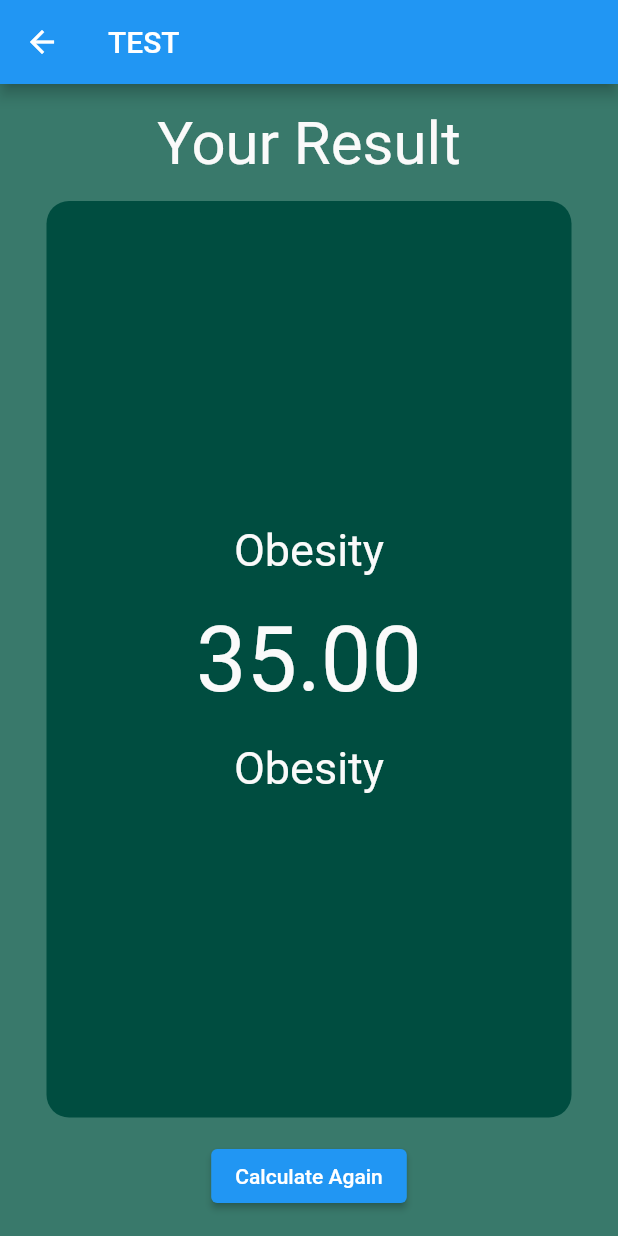
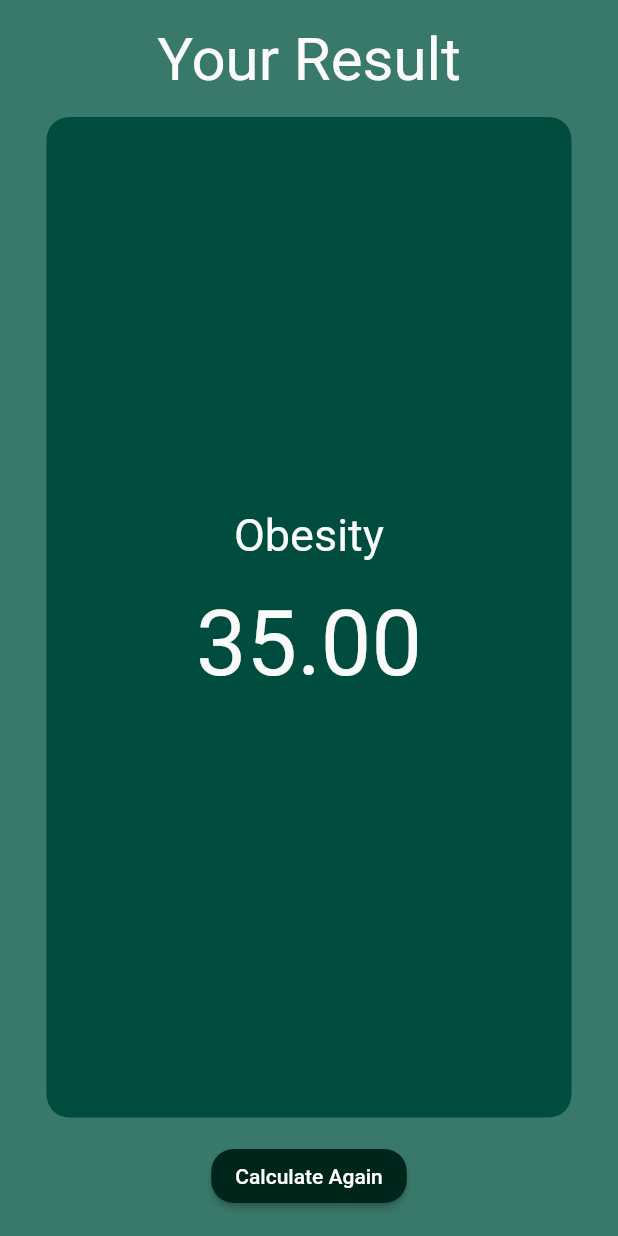
Before and after one commit to chakkapong1999/BMI-Calculator-Flutter, a Flutter app: the screen it shows after launch, after a tap on "CALCULATE", on a phone screen of 412 x 824 dp. Run offline on Flutter 3.47's test engine with Material 2 defaults, Android fonts, the phone set to English and light mode, and no system bars.

Commit message:
refactor code

```diff
--- a/lib/main.dart
+++ b/lib/main.dart
@@ -98,7 +98,7 @@ class _HomePageState extends State<HomePage> {
       text = "Underweight";
     }
 
-    showDialog(
+    /*showDialog(
       context: context,
       builder: (context) => AlertDialog(
         title: Row(
@@ -115,7 +115,7 @@ class _HomePageState extends State<HomePage> {
           )
         ],
       ),
-    );
+    );*/
   }
 
   Expanded buildAge() {
--- a/lib/result.dart
+++ b/lib/result.dart
@@ -11,9 +11,6 @@ class Result extends StatelessWidget {
   @override
   Widget build(BuildContext context) {
     return Scaffold(
-      appBar: AppBar(
-        title: const Text("TEST"),
-      ),
       body: SafeArea(
         child: Container(
           padding: const EdgeInsets.all(16),
@@ -45,11 +42,6 @@ class Result extends StatelessWidget {
                                     color: Myconstant.white, fontSize: 60),
                               ),
                               const SizedBox(height: 20),
-                              Text(
-                                result,
-                                style: const TextStyle(
-                                    color: Myconstant.white, fontSize: 30),
-                              ),
                             ],
                           ),
                         ),
@@ -57,7 +49,15 @@ class Result extends StatelessWidget {
                     ],
                   ),
                 ),
-                ElevatedButton(onPressed: () {}, child: Text("Calculate Again"))
+                ElevatedButton(
+                    style: ElevatedButton.styleFrom(
+                      primary: Myconstant.dark,
+                      shape: RoundedRectangleBorder(
+                        borderRadius: BorderRadius.circular(15),
+                      ),
+                    ),
+                    onPressed: () => Navigator.pop(context),
+                    child: Text("Calculate Again"))
               ],
             ),
           ),
```
